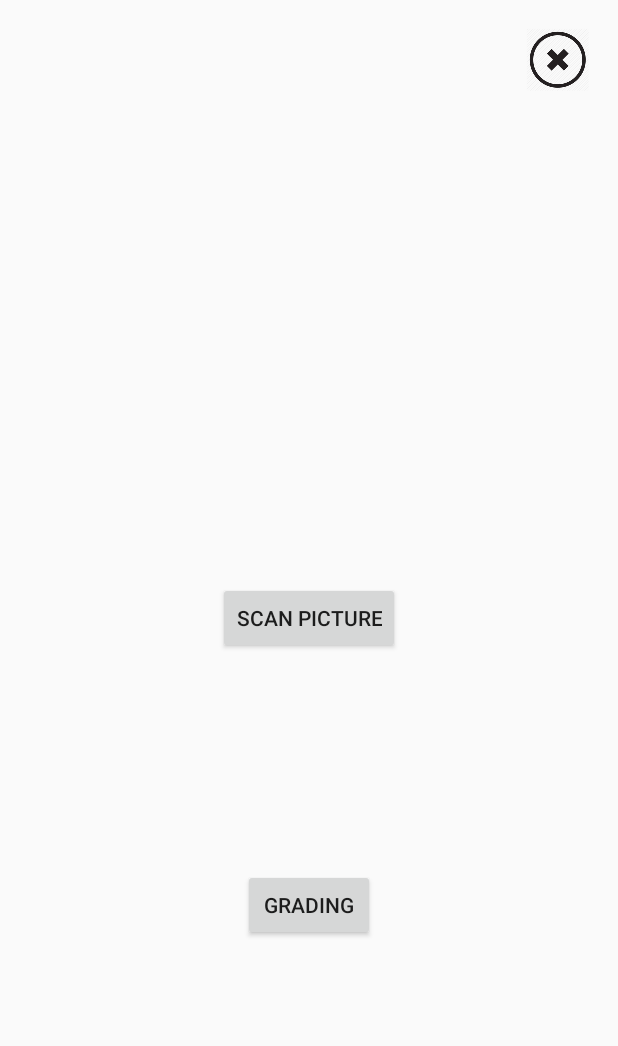
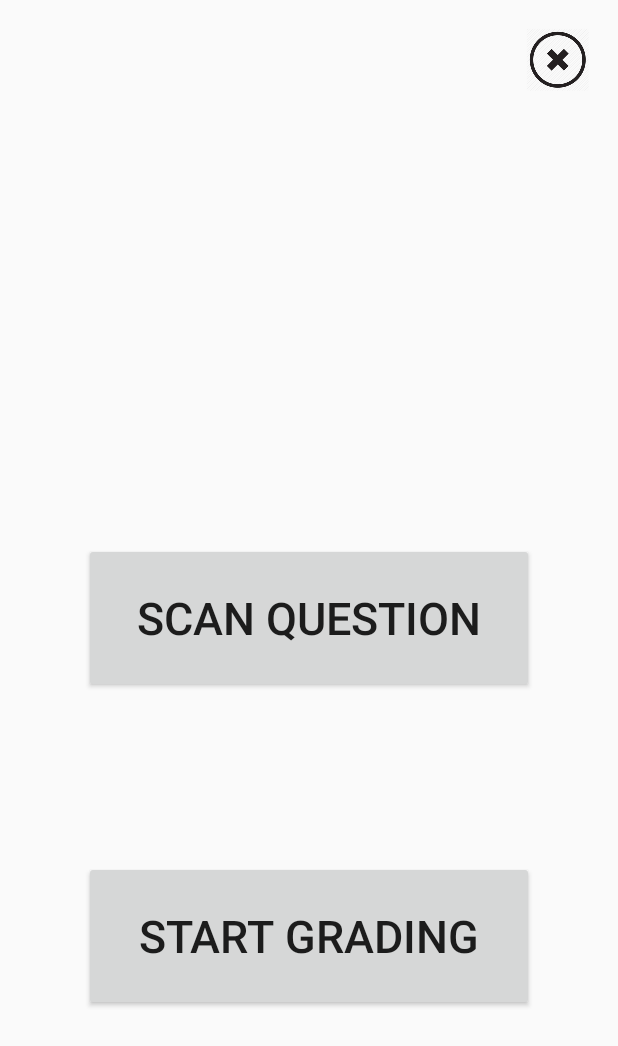
Before and after one commit to neerajreddy92/MobileGrading, an Android app: the FragmentClass screen opened directly, with no data from a screen before it, on a phone screen of 412 x 824 dp. Shown: the top 1046 px of the screen. Run offline under Robolectric (Android 15) with nearby library versions, the phone set to English and light mode, and no system bars.

```diff
--- a/app/src/main/java/com/mobile/bolt/AsyncTasks/WriteOutput.java
+++ b/app/src/main/java/com/mobile/bolt/AsyncTasks/WriteOutput.java
@@ -5,6 +5,8 @@ import android.graphics.Bitmap;
 import android.os.AsyncTask;
 import android.os.Environment;
 import android.util.Log;
+import android.widget.Toast;
+
 import com.itextpdf.text.Document;
 import com.itextpdf.text.DocumentException;
 import com.itextpdf.text.PageSize;
@@ -67,7 +69,7 @@ public class WriteOutput extends AsyncTask<Object, Integer, Boolean> {
                     img.scalePercent(scaler);
                     document.add(img);
                     document.add(new Paragraph(""+image.getQrCodeSolution()+" "+image.getQrCodeValues()));
-                    bw.write("" + i + ": " + image.getQrCodeSolution() + " " + image.getQrCodeValues());
+                    bw.write("" + i+1 + ": " + image.getQrCodeSolution() + " " + image.getQrCodeValues());
                     bw.newLine();
                     i++;
                 }
@@ -95,7 +97,7 @@ public class WriteOutput extends AsyncTask<Object, Integer, Boolean> {
     }
     @Override
     protected void onPostExecute( Boolean result){
-
+        Toast.makeText(context,"Finished writing",Toast.LENGTH_SHORT).show();
     }
     public File createNewPdfFile(String name){
         Date date = new Date() ;
--- a/app/src/main/res/layout/activity_grade.xml
+++ b/app/src/main/res/layout/activity_grade.xml
@@ -91,7 +91,7 @@
     <TextView
         android:layout_width="wrap_content"
         android:layout_height="wrap_content"
-        android:text="last_name"
+        android:text="Last Name"
         android:id="@+id/textView4"
         android:textSize="30dp"
         android:layout_alignBottom="@+id/last_name"
--- a/app/src/main/res/layout/fragment_main.xml
+++ b/app/src/main/res/layout/fragment_main.xml
@@ -14,16 +14,20 @@
     <RelativeLayout
         android:layout_width="match_parent"
         android:layout_height="match_parent"
-        android:layout_gravity="center_horizontal|top">
+        android:layout_gravity="center_horizontal|top"
+        android:minHeight="300dp">
 
         <Button
             android:layout_width="wrap_content"
             android:layout_height="wrap_content"
-            android:text="Scan Picture"
+            android:text="Scan Question"
             android:id="@+id/beginCamera"
             android:layout_gravity="left|center"
             android:layout_centerVertical="true"
-            android:layout_centerHorizontal="true" />
+            android:layout_centerHorizontal="true"
+            android:minWidth="300dp"
+            android:minHeight="100dp"
+            android:textSize="30dp" />
 
         <TextView
             android:layout_width="wrap_content"
@@ -35,11 +39,14 @@
         <Button
             android:layout_width="wrap_content"
             android:layout_height="wrap_content"
-            android:text="Grading"
+            android:text="Start Grading"
             android:id="@+id/display_bitmap"
-            android:layout_marginTop="143dp"
+            android:layout_marginTop="112dp"
+            android:minWidth="300dp"
+            android:minHeight="100dp"
             android:layout_below="@+id/beginCamera"
-            android:layout_centerHorizontal="true" />
+            android:layout_centerHorizontal="true"
+            android:textSize="30dp" />
 
         <ImageButton
             android:id="@+id/process_done_fragment_main"
```
Also changed, not shown: app/src/main/java/com/mobile/bolt/AsyncTasks/GenQRCode.java (added, +174 -0 lines), app/src/main/java/com/mobile/bolt/mobilegrading/FragmentClass.java (+19 -183 lines).
